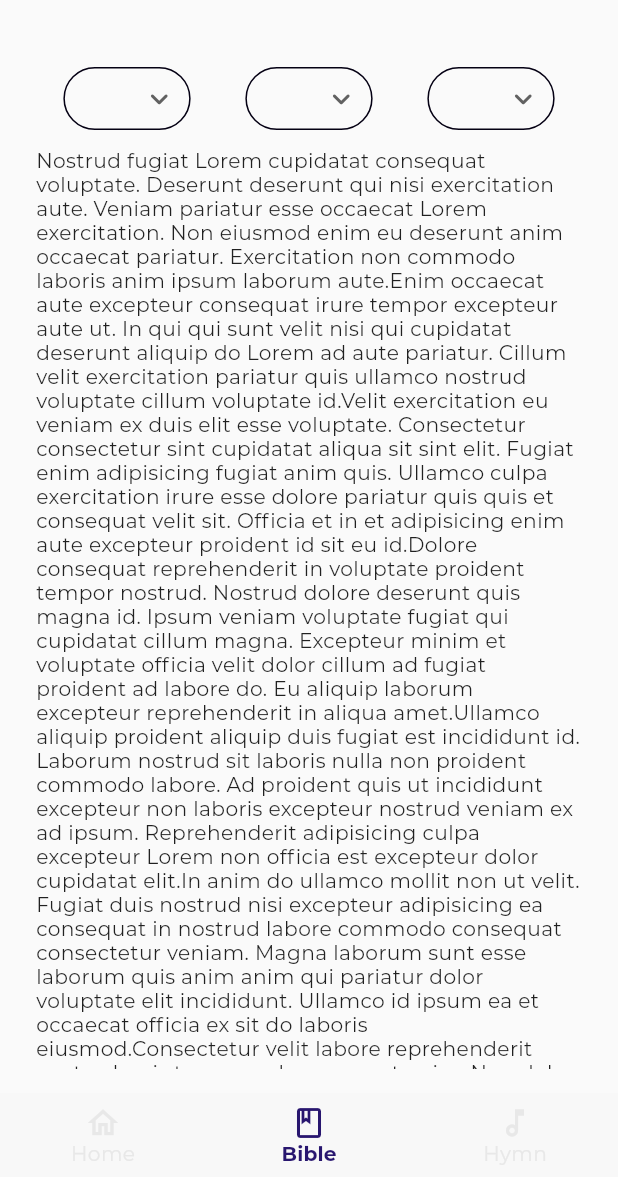
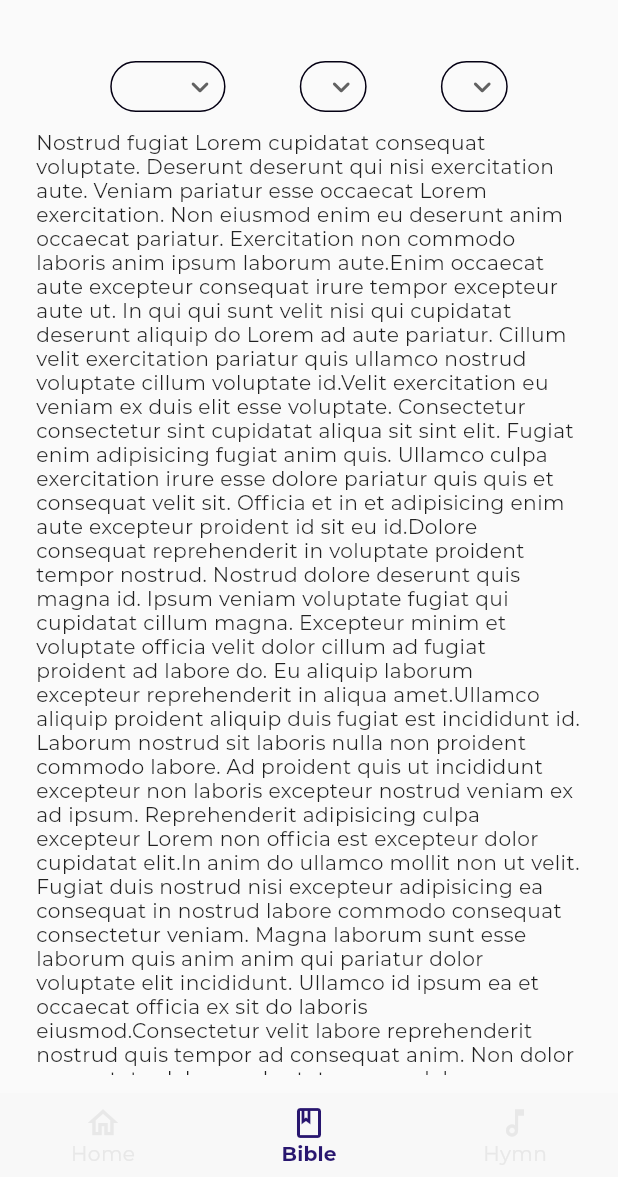
Before and after one commit to Oluwaferanmi-Michael/Open-Heavens, a Flutter app: the screen it shows after launch, item 2 of the bottom bar chosen, on a phone screen of 412 x 824 dp, the part 59-1236 px from its top. Run offline on Flutter 3.47's test engine with Material 2 defaults, Android fonts, the phone set to English and light mode, and no system bars; our stand-ins replace flutter_screenutil; statements that could not run were skipped; project files that could hold a hidden picture were left out.

Commit message:
Topical Readings, Topics by Month, Devotional Distributors

```diff
--- a/open_heavens/lib/Screens/Bible/bible.dart
+++ b/open_heavens/lib/Screens/Bible/bible.dart
@@ -26,11 +26,11 @@ String? bibleBooks;
 // Chapters
 
 final chapters = [
-    'Gen',
-    'Exo',
-    'Lev',
-    'Num',
-    'Deau',
+    '1',
+    '2',
+    '3',
+    '4',
+    '5',
   ];
 
   DropdownMenuItem<String> chapterList(String item) =>
@@ -66,14 +66,14 @@ final chapters = [
 
       body: SafeArea(
         child: Container(
-          padding: const EdgeInsets.symmetric(horizontal: 24, vertical: 16),
+          padding: const EdgeInsets.symmetric(horizontal: 24, vertical: 12),
           child: Column(
             children: [
               Padding(
                 padding: const EdgeInsets.symmetric(vertical: 12),
                 child: Row(
                   crossAxisAlignment: CrossAxisAlignment.center,
-                  mainAxisAlignment: MainAxisAlignment.spaceAround,
+                  mainAxisAlignment: MainAxisAlignment.spaceEvenly,
                   children: [
                     Container(
                       child: DropdownButtonHideUnderline(
@@ -88,7 +88,7 @@ final chapters = [
                             });
                           }),
                       ),
-                      padding: const EdgeInsets.all(8),
+                      padding: const EdgeInsets.all(4),
                       decoration: BoxDecoration(
                         border: Border.all(color: black, width: 1),
                         borderRadius: BorderRadius.circular(50)),),
@@ -103,11 +103,11 @@ final chapters = [
                           items: chapters.map(chapterList).toList(),
                           onChanged: (bibleChapter) {
                             setState(() {
-                              this.bibleChapter = bibleChapter;
+                              bibleChapter = bibleChapter;
                             });
                           }),
                       ),
-                      padding: EdgeInsets.all(8),
+                      padding: EdgeInsets.all(4),
                       decoration: BoxDecoration(
                           border: Border.all(color: black, width: 1),
                           borderRadius: BorderRadius.circular(50)
@@ -120,15 +120,16 @@ final chapters = [
                         child: DropdownButton<String>(
                           icon: const Icon(Icons.keyboard_arrow_down_rounded),
                           isDense: true,
+
                             value: bibleVerses,
                             items: chapters.map(verseList).toList(),
-                            onChanged: (bibleChapter) {
+                            onChanged: (bibleVerses) {
                               setState(() {
                                 bibleVerses = bibleVerses;
                               });
                             }),
                       ),
-                      padding: EdgeInsets.all(8),
+                      padding: EdgeInsets.all(4),
                       decoration: BoxDecoration(
                           border: Border.all(color: black, width: 1),
                           borderRadius: BorderRadius.circular(50)),
--- a/open_heavens/lib/routes.dart
+++ b/open_heavens/lib/routes.dart
@@ -1,10 +1,14 @@
 
 import 'package:flutter/cupertino.dart';
+import 'package:open_heavens/Screens/Drawer%20Screens/Devotional%20Distributors/distributors.dart';
 import 'package:open_heavens/Screens/Drawer%20Screens/Topical%20Readings/topical_readings.dart';
+import 'package:open_heavens/Screens/Drawer%20Screens/Topics%20by%20Date/topics_by_month.dart';
 
 import 'Screens/Devotional/devotionalScreen.dart';
 
 Map<String, WidgetBuilder> routes = {
    '/devotional' : (context) => const Devotional(),
    '/topicalReadings' : (context) => const TopicalReadings(),
-};
+   '/topicsByMonth' : (context) => const TopicsByMonth(),
+   '/distributors' : (context) => const Distributors()
+   };
--- a/open_heavens/lib/util/Widgets/drawer.dart
+++ b/open_heavens/lib/util/Widgets/drawer.dart
@@ -36,7 +36,9 @@ class CustomDrawer extends StatelessWidget {
             //   height: 32,
             // ),
 
-            ListTile(title: Text('Topics by Month', style: bodyText2(context),),),
+            ListTile(
+              onTap: () => Navigator.pushNamed(context, '/topicsByMonth'),
+              title: Text('Topics by Month', style: bodyText2(context),),),
 
             SizedBox(height: 390.h,),
 
@@ -50,6 +52,7 @@ class CustomDrawer extends StatelessWidget {
             // const SizedBox(height: 32,),
 
             ListTile(
+              onTap: () => Navigator.pushNamed(context, '/distributors'),
               title: Text(
                 'Devotional Distributors',
                 style: bodyText2(context),
```
Also changed, not shown: open_heavens/lib/Screens/Drawer Screens/Devotional Distributors/distributors.dart (added, +41 -0 lines), open_heavens/lib/Screens/Drawer Screens/Topical Readings/topical_readings.dart (+12 -5 lines), open_heavens/lib/Screens/Drawer Screens/Topics by Date/topics_by_month.dart (added, +74 -0 lines), open_heavens/lib/util/Database/distributor_database.dart (added, +41 -0 lines).
